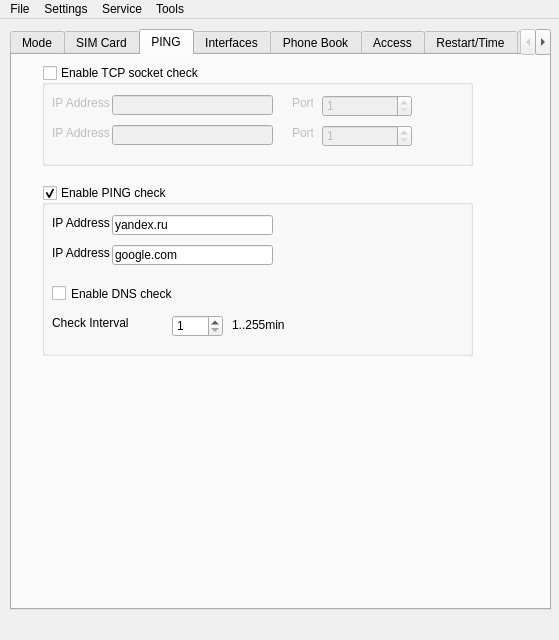
The window that mainwindow.ui (nmacs/metcom) describes before a commit, drawn with Qt 5.
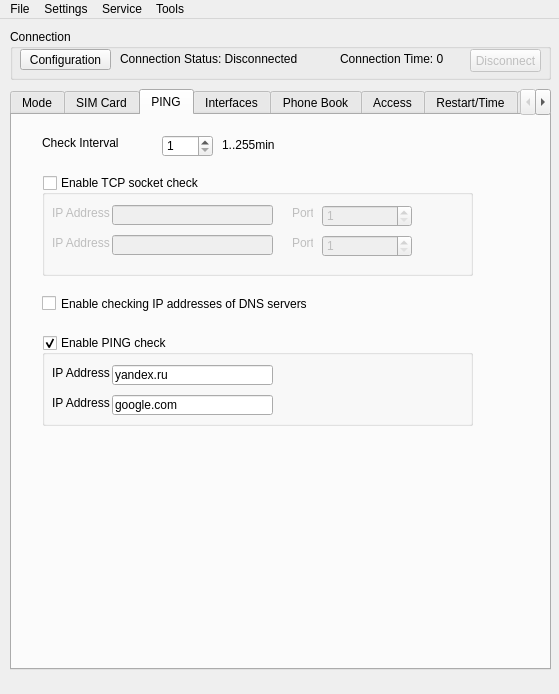
The same window after the commit. The open tabs and pages were chosen to show the change. Custom widgets are drawn as their Qt base class.

The edit to the form file:
```diff
--- a/mainwindow.ui
+++ b/mainwindow.ui
@@ -7,7 +7,7 @@
     <x>0</x>
     <y>0</y>
     <width>559</width>
-    <height>640</height>
+    <height>694</height>
    </rect>
   </property>
   <property name="windowTitle">
@@ -18,7 +18,7 @@
     <property name="geometry">
      <rect>
       <x>10</x>
-      <y>10</y>
+      <y>70</y>
       <width>541</width>
       <height>581</height>
      </rect>
@@ -1119,7 +1119,7 @@
       <property name="geometry">
        <rect>
         <x>30</x>
-        <y>10</y>
+        <y>60</y>
         <width>431</width>
         <height>101</height>
        </rect>
@@ -1248,9 +1248,9 @@
       <property name="geometry">
        <rect>
         <x>30</x>
-        <y>130</y>
+        <y>220</y>
         <width>431</width>
-        <height>171</height>
+        <height>91</height>
        </rect>
       </property>
       <property name="title">
@@ -1262,19 +1262,6 @@
       <property name="checked">
        <bool>true</bool>
       </property>
-      <widget class="QLabel" name="label_54">
-       <property name="geometry">
-        <rect>
-         <x>190</x>
-         <y>130</y>
-         <width>61</width>
-         <height>20</height>
-        </rect>
-       </property>
-       <property name="text">
-        <string>1..255min</string>
-       </property>
-      </widget>
       <widget class="QLabel" name="lblIPP2">
        <property name="geometry">
         <rect>
@@ -1288,19 +1275,6 @@
         <string>IP Address</string>
        </property>
       </widget>
-      <widget class="QCheckBox" name="EDNS">
-       <property name="geometry">
-        <rect>
-         <x>10</x>
-         <y>100</y>
-         <width>270</width>
-         <height>17</height>
-        </rect>
-       </property>
-       <property name="text">
-        <string>Enable DNS check</string>
-       </property>
-      </widget>
       <widget class="QLabel" name="lblIPP1">
        <property name="geometry">
         <rect>
@@ -1346,35 +1320,61 @@
         <number>25</number>
        </property>
       </widget>
-      <widget class="QLabel" name="label_53">
-       <property name="geometry">
-        <rect>
-         <x>10</x>
-         <y>130</y>
-         <width>110</width>
-         <height>16</height>
-        </rect>
-       </property>
-       <property name="text">
-        <string>Check Interval</string>
-       </property>
-      </widget>
-      <widget class="QSpinBox" name="PPNG">
-       <property name="geometry">
-        <rect>
-         <x>130</x>
-         <y>130</y>
-         <width>51</width>
-         <height>22</height>
-        </rect>
-       </property>
-       <property name="minimum">
-        <number>1</number>
-       </property>
-       <property name="maximum">
-        <number>65535</number>
-       </property>
-      </widget>
+     </widget>
+     <widget class="QCheckBox" name="EDNS">
+      <property name="geometry">
+       <rect>
+        <x>30</x>
+        <y>180</y>
+        <width>421</width>
+        <height>17</height>
+       </rect>
+      </property>
+      <property name="text">
+       <string>Enable checking IP addresses of DNS servers</string>
+      </property>
+     </widget>
+     <widget class="QLabel" name="label_54">
+      <property name="geometry">
+       <rect>
+        <x>210</x>
+        <y>20</y>
+        <width>61</width>
+        <height>20</height>
+       </rect>
+      </property>
+      <property name="text">
+       <string>1..255min</string>
+      </property>
+     </widget>
+     <widget class="QSpinBox" name="PPNG">
+      <property name="geometry">
+       <rect>
+        <x>150</x>
+        <y>20</y>
+        <width>51</width>
+        <height>22</height>
+       </rect>
+      </property>
+      <property name="minimum">
+       <number>1</number>
+      </property>
+      <property name="maximum">
+       <number>65535</number>
+      </property>
+     </widget>
+     <widget class="QLabel" name="label_53">
+      <property name="geometry">
+       <rect>
+        <x>30</x>
+        <y>20</y>
+        <width>110</width>
+        <height>16</height>
+       </rect>
+      </property>
+      <property name="text">
+       <string>Check Interval</string>
+      </property>
      </widget>
     </widget>
     <widget class="QWidget" name="tab_3">
@@ -2873,6 +2873,77 @@
      </rect>
     </property>
    </widget>
+   <widget class="QGroupBox" name="groupBox">
+    <property name="geometry">
+     <rect>
+      <x>10</x>
+      <y>10</y>
+      <width>541</width>
+      <height>51</height>
+     </rect>
+    </property>
+    <property name="title">
+     <string>Connection</string>
+    </property>
+    <widget class="QPushButton" name="btnConfiguration">
+     <property name="enabled">
+      <bool>true</bool>
+     </property>
+     <property name="geometry">
+      <rect>
+       <x>10</x>
+       <y>20</y>
+       <width>91</width>
+       <height>21</height>
+      </rect>
+     </property>
+     <property name="text">
+      <string>Configuration</string>
+     </property>
+    </widget>
+    <widget class="QLabel" name="lblConnectionStatus">
+     <property name="geometry">
+      <rect>
+       <x>110</x>
+       <y>20</y>
+       <width>211</width>
+       <height>20</height>
+      </rect>
+     </property>
+     <property name="text">
+      <string>Connection Status: Disconnected</string>
+     </property>
+    </widget>
+    <widget class="QLabel" name="lblConnectionTime">
+     <property name="geometry">
+      <rect>
+       <x>330</x>
+       <y>20</y>
+       <width>131</width>
+       <height>20</height>
+      </rect>
+     </property>
+     <property name="text">
+      <string>Connection Time: 0</string>
+     </property>
+    </widget>
+    <widget class="QPushButton" name="btnDisconnect">
+     <property name="enabled">
+      <bool>false</bool>
+     </property>
+     <property name="geometry">
+      <rect>
+       <x>460</x>
+       <y>20</y>
+       <width>71</width>
+       <height>23</height>
+      </rect>
+     </property>
+     <property name="text">
+      <string>Disconnect</string>
+     </property>
+    </widget>
+   </widget>
   </widget>
   <widget class="QMenuBar" name="menuBar">
    <property name="geometry">
```
Left out of the diff: 115 changed lines with no effect on the pictures.
